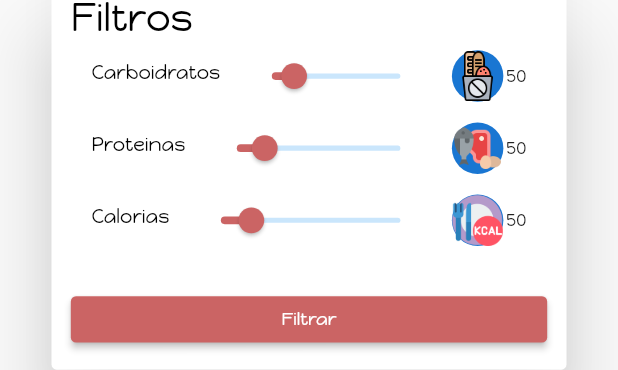
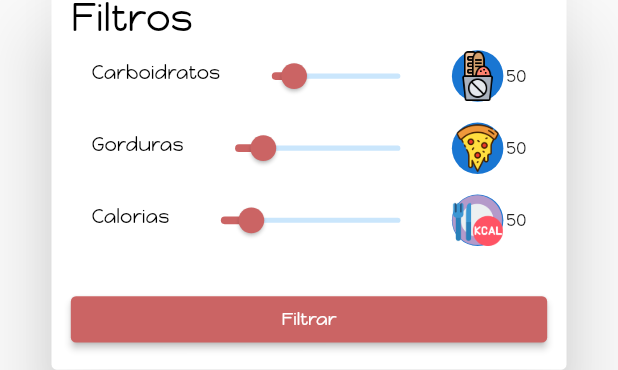
Before and after one commit to BrayanBertan/cook_box_recipes, a Flutter app: the FilterRecipes widget shown alone on an empty page, opened directly, on a phone screen of 412 x 824 dp. Shown: the part 446-816 px from the top of the screen. Run offline on Flutter 3.47's test engine with Material 2 defaults, Android fonts, the light colour scheme and no system bars; drawn by our look-alikes of auto_size_text; our stand-ins replace dio, flutter_mobx, flutter_modular, mobx, responsive_framework; generated files the repository leaves out were written again.

Commit message:
images and fonts improved and filter dialog done

```diff
--- a/lib/models/recipe_model.dart
+++ b/lib/models/recipe_model.dart
@@ -3,9 +3,9 @@ import 'package:cook_box_recipes/models/ingredient_model.dart';
 class Recipe {
   int id;
   String title;
-  String calories;
-  String carbs;
-  String fat;
+  double calories;
+  double carbs;
+  double fat;
   String image;
   int servings;
   int readyInMinutes;
--- a/lib/views/home/home_view.dart
+++ b/lib/views/home/home_view.dart
@@ -29,12 +29,12 @@ class _HomePageState extends State<HomePage> {
 
   @override
   Widget build(BuildContext context) {
-    final isSmallDivice = (ResponsiveWrapper.of(context).isMobile ||
+    final isSmallDevice = (ResponsiveWrapper.of(context).isMobile ||
         ResponsiveWrapper.of(context).isTablet);
     return Scaffold(
       appBar: PreferredSize(
         preferredSize: Size(double.infinity, 56),
-        child: isSmallDivice
+        child: isSmallDevice
             ? CustomAppBarSmallDevices()
             : CustomAppBarBigDevices(),
       ),
@@ -42,7 +42,7 @@ class _HomePageState extends State<HomePage> {
         alignment: Alignment.topCenter,
         child: ConstrainedBox(
             constraints: BoxConstraints(maxWidth: 1200),
-            child: isSmallDivice
+            child: isSmallDevice
                 ? Observer(builder: (context) {
                     return PageView(
                       controller: pageController,
--- a/lib/views/home/widgets/filter_recipes.dart
+++ b/lib/views/home/widgets/filter_recipes.dart
@@ -33,15 +33,13 @@ class FilterRecipes extends StatelessWidget {
                       fontWeight: FontWeight.w400),
                 ),
                 title: Slider(
-                  value: filterStore.maxCarbs.trim().isNotEmpty
-                      ? double.parse(filterStore.maxCarbs)
-                      : 0,
+                  value: filterStore.maxCarbs,
                   min: 0,
                   max: 300,
                   onChanged: (double value) {
                     filterStore.setMaxCarbs(value);
                   },
-                  label: filterStore.maxCarbs,
+                  label: filterStore.maxCarbs.toStringAsFixed(0),
                   divisions: 50,
                   activeColor: Color.fromRGBO(203, 100, 100, 1),
                 ),
@@ -56,7 +54,7 @@ class FilterRecipes extends StatelessWidget {
                         fit: BoxFit.cover,
                       ),
                     ),
-                    Text(filterStore.maxCarbs)
+                    Text(filterStore.maxCarbs.toStringAsFixed(0)),
                   ],
                 ),
               );
@@ -64,22 +62,20 @@ class FilterRecipes extends StatelessWidget {
             Observer(builder: (_) {
               return ListTile(
                 leading: Text(
-                  'Proteinas',
+                  'Gorduras',
                   style: TextStyle(
                       fontSize: 15,
                       color: Colors.black,
                       fontWeight: FontWeight.w400),
                 ),
                 title: Slider(
-                  value: filterStore.maxCarbs.trim().isNotEmpty
-                      ? double.parse(filterStore.maxCarbs)
-                      : 0,
+                  value: filterStore.maxFats,
                   min: 0,
                   max: 300,
                   onChanged: (double value) {
-                    filterStore.setMaxCarbs(value);
+                    filterStore.setMaxFats(value);
                   },
-                  label: filterStore.maxCarbs,
+                  label: filterStore.maxFats.toStringAsFixed(0),
                   divisions: 50,
                   activeColor: Color.fromRGBO(203, 100, 100, 1),
                 ),
@@ -90,11 +86,11 @@ class FilterRecipes extends StatelessWidget {
                   children: [
                     CircleAvatar(
                       child: Image.asset(
-                        'assets/images/protein.png',
+                        'assets/images/fat.png',
                         fit: BoxFit.cover,
                       ),
                     ),
-                    Text(filterStore.maxCarbs)
+                    Text(filterStore.maxFats.toStringAsFixed(0)),
                   ],
                 ),
               );
@@ -109,15 +105,13 @@ class FilterRecipes extends StatelessWidget {
                       fontWeight: FontWeight.w400),
                 ),
                 title: Slider(
-                  value: filterStore.maxCarbs.trim().isNotEmpty
-                      ? double.parse(filterStore.maxCarbs)
-                      : 0,
+                  value: filterStore.maxCalories,
                   min: 0,
                   max: 300,
                   onChanged: (double value) {
-                    filterStore.setMaxCarbs(value);
+                    filterStore.setMaxCalories(value);
                   },
-                  label: filterStore.maxCarbs,
+                  label: filterStore.maxCalories.toStringAsFixed(0),
                   divisions: 50,
                   activeColor: Color.fromRGBO(203, 100, 100, 1),
                 ),
@@ -132,7 +126,7 @@ class FilterRecipes extends StatelessWidget {
                         fit: BoxFit.cover,
                       ),
                     ),
-                    Text(filterStore.maxCarbs)
+                    Text(filterStore.maxCalories.toStringAsFixed(0)),
                   ],
                 ),
               );
@@ -145,6 +139,7 @@ class FilterRecipes extends StatelessWidget {
                   primary: Color.fromRGBO(203, 100, 100, 1),
                 ),
                 onPressed: () {
+                  Modular.to.pop();
                   filterStore.setFilter();
                 },
                 child: Text('Filtrar')),
```
Also changed, not shown: lib/repositories/recipe_repository.dart (+4 -5 lines), lib/stores/filter_store.dart (+7 -7 lines), lib/views/home/widgets/grid_recipe_item.dart (+6 -6 lines), assets/images/fat.png (added), assets/images/protein.png (deleted), lib/stores/filter_store.g.dart.
